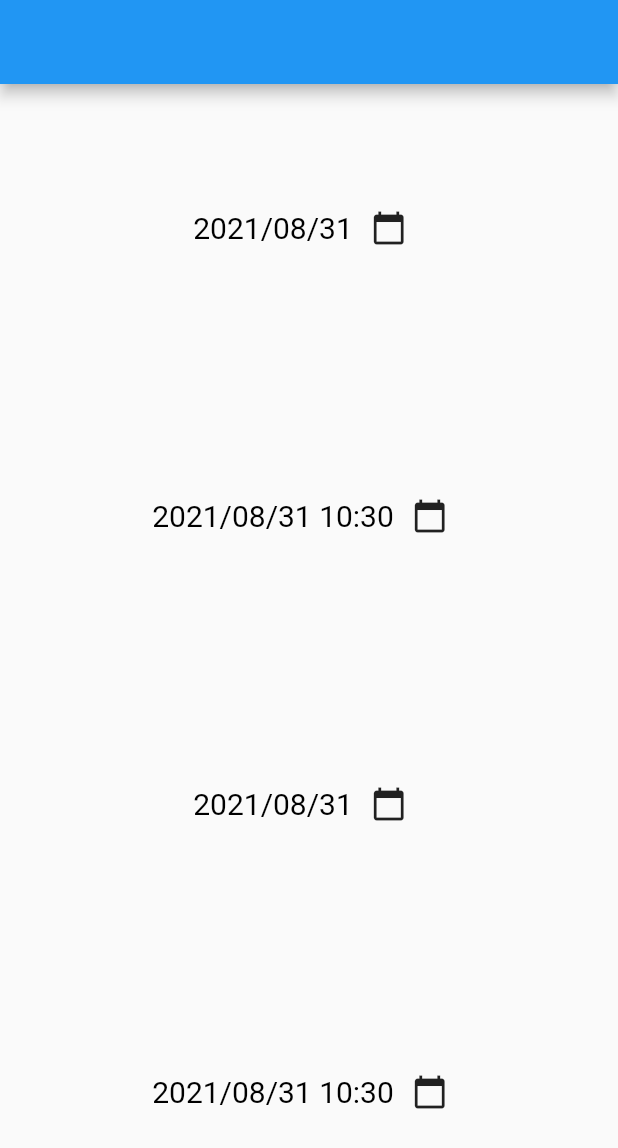
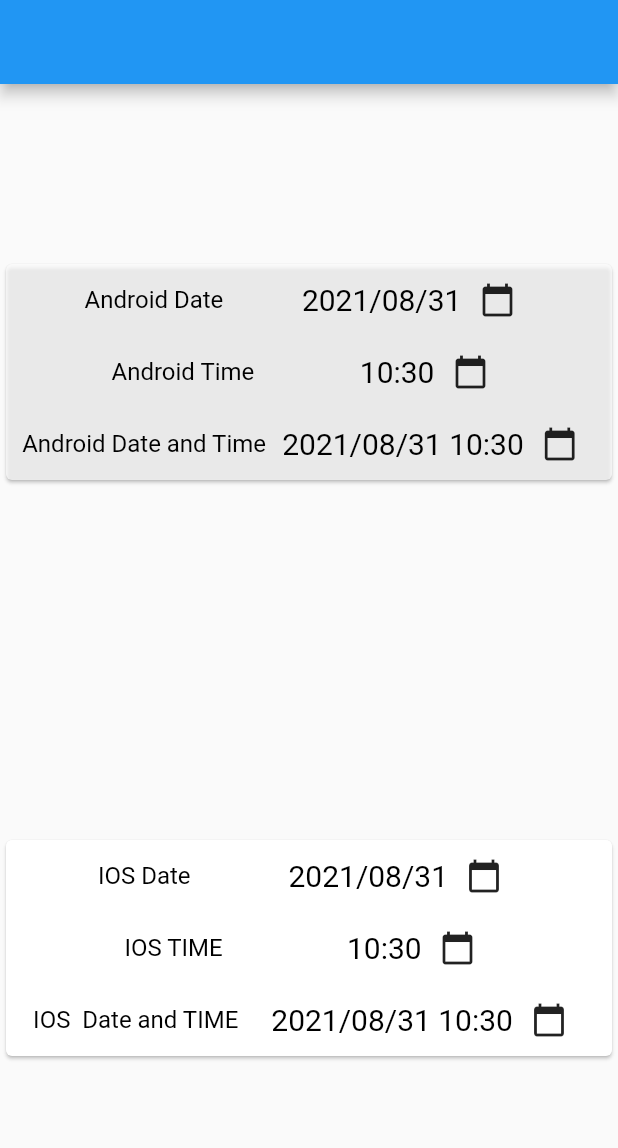
Before and after one commit to Osama7Star/Date_Picker, a Flutter app: the screen it shows after launch, on a phone screen of 412 x 824 dp. Shown: the top 1148 px of the screen. Run offline on Flutter 3.47's test engine with Material 2 defaults, Android fonts, the phone set to English and light mode, and no system bars; missing offline and left inert: dart:ffi.

Commit message:
- change in design

```diff
--- a/lib/date_picker.dart
+++ b/lib/date_picker.dart
@@ -172,12 +172,14 @@ class _DateTimePickerState extends State<DateTimePicker> {
     showCupertinoModalPopup(
         context: ctx,
         builder: (_) => Container(
-          width:MediaQuery.of(context).size.width*.6,
+          width:MediaQuery.of(context).size.width*0.6,
+          height: MediaQuery.of(context).size.height*.8,
           color: Color.fromARGB(255, 255, 255, 255),
           child: Column(
             children: [
               Container(
-                width:MediaQuery.of(context).size.width*.6,
+                width:MediaQuery.of(context).size.width*0.6,
+                height:MediaQuery.of(context).size.height*0.6 ,
 
                 child: CupertinoDatePicker(
                     mode: CupertinoDatePickerMode.date,
--- a/lib/main.dart
+++ b/lib/main.dart
@@ -15,9 +15,7 @@ class MyApp extends StatelessWidget {
     return MaterialApp(
       title: 'Flutter Demo',
       theme: ThemeData(
-
         primarySwatch: Colors.blue,
-
       ),
       debugShowCheckedModeBanner: false,
       home: const ShowTime(),
@@ -38,51 +36,141 @@ class _ShowTimeState extends State<ShowTime> {
   @override
   Widget build(BuildContext context) {
     return Scaffold(
-      appBar:AppBar(),
-      body:Column(
-        mainAxisAlignment: MainAxisAlignment.spaceAround,
+        appBar: AppBar(),
+        body:
+            Column(mainAxisAlignment: MainAxisAlignment.spaceAround, children: [
+         Card (
+           color:Colors.white70,
+           child:
+             Column(
                children:[
+                 Row(mainAxisAlignment: MainAxisAlignment.spaceEvenly, children: [
+                   CustomeText(text: "Android Date"),
                    DateTimePicker(
                      SelectedDate: DateTime.now(),
-            SelectedDateFunction:
-                (DateTime SelectedTime) {
+                     SelectedDateFunction: (DateTime SelectedTime) {
                        SelectedDate = SelectedTime;
                      },
-              dateMode :DateMode.normal,
+                     dateMode: DateMode.normal,
+                     dateChoices: DateChoices.date,
+                   ),
+                 ]),
+                 Row(mainAxisAlignment: MainAxisAlignment.spaceEvenly, children: [
+                   CustomeText(text: "Android Time"),
+                   DateTimePicker(
+                     SelectedDate: DateTime.now(),
+                     SelectedDateFunction: (DateTime SelectedTime) {
+                       SelectedDate = SelectedTime;
+                     },
+                     dateMode: DateMode.normal,
+                     dateChoices: DateChoices.time,
+                   ),
+                 ]),
+                 Row(mainAxisAlignment: MainAxisAlignment.spaceEvenly, children: [
+                   CustomeText(text: "Android Date and Time"),
+                   DateTimePicker(
+                     SelectedDate: DateTime.now(),
+                     SelectedDateFunction: (DateTime SelectedTime) {
+                       SelectedDate = SelectedTime;
+                     },
+                     dateMode: DateMode.normal,
+                     dateChoices: DateChoices.dateAndTime,
+                   ),
+                 ]),
+
+               ]
+             )
+         ),
+
+              Card(
+                child:Column(
+
+                 children:[
+               Row(
+                   mainAxisAlignment: MainAxisAlignment.spaceEvenly,
+                 children:[
+                   CustomeText(text: "IOS Date "),
+
+                   DateTimePicker(
+                     SelectedDate: DateTime.now(),
+                     SelectedDateFunction: (DateTime SelectedTime) {
+                       SelectedDate = SelectedTime;
+                     },
+                     dateMode: DateMode.cupertino,
                      dateChoices: DateChoices.date,
                    ),
 
+                 ]
+               ),
+                   Row(
+                       mainAxisAlignment: MainAxisAlignment.spaceEvenly,
+                       children:[
+                         CustomeText(text: "IOS TIME "),
 
                          DateTimePicker(
                            SelectedDate: DateTime.now(),
-            SelectedDateFunction:
-                (DateTime SelectedTime) {
+                           SelectedDateFunction: (DateTime SelectedTime) {
                              SelectedDate = SelectedTime;
+                           },
+                           dateMode: DateMode.cupertino,
+                           dateChoices: DateChoices.time,
+                         ),
 
+                       ]
+                   ),
+
+                   Row(
+                       mainAxisAlignment: MainAxisAlignment.spaceEvenly,
+                       children:[
+                         CustomeText(text: "IOS  Date and TIME "),
+
+                         DateTimePicker(
+                           SelectedDate: DateTime.now(),
+                           SelectedDateFunction: (DateTime SelectedTime) {
+                             SelectedDate = SelectedTime;
                            },
-            dateMode :DateMode.normal,
+                           dateMode: DateMode.cupertino,
                            dateChoices: DateChoices.dateAndTime,
                          ),
-          DateTimePicker(
-            SelectedDate: DateTime.now(),
-            SelectedDateFunction:
-                (DateTime SelectedTime) {
-              SelectedDate = SelectedTime;
-            },
-            dateMode :DateMode.cupertino,
-            dateChoices: DateChoices.date,
-          ),
-          DateTimePicker(
-            SelectedDate: DateTime.now(),
-            SelectedDateFunction:
-                (DateTime SelectedTime) {
-              SelectedDate = SelectedTime;
-            },
-            dateMode :DateMode.cupertino,
-            dateChoices: DateChoices.dateAndTime,
+
+                       ]
                    ),
                  ]
+
                 )
-    );
+              )
+        ]));
   }
 }
+
+// class CustomeRow extends StatelessWidget {
+//   const CustomeRow({Key? key,required this.children}) : super(key: key);
+//  final List<Widget> children ;
+//
+//   @override
+//   Widget build(BuildContext context) {
+//     return Row(
+//       children:[
+//         [children]
+//       ]
+//     );
+//   }
+// }
+
+class CustomeText extends StatelessWidget {
+  const CustomeText(
+      {Key? key,
+      required this.text,
+      this.fontSize = 16,
+      this.fontColor = Colors.black})
+      : super(key: key);
+  final String text;
+
+  final double fontSize;
+  final Color fontColor;
+
+  @override
+  Widget build(BuildContext context) {
+    return Text(text, style: TextStyle(fontSize: fontSize, color: fontColor));
+  }
+}
```
Also changed, not shown: 1 other file. Lines whose indentation alone changed are shown as unchanged.
